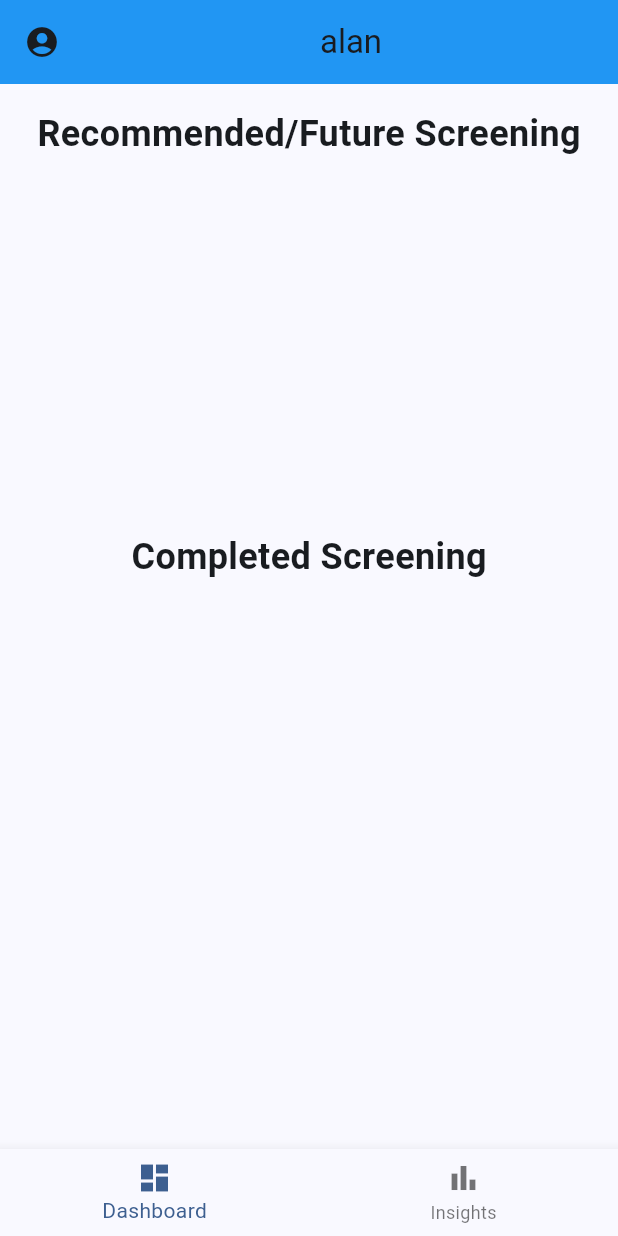
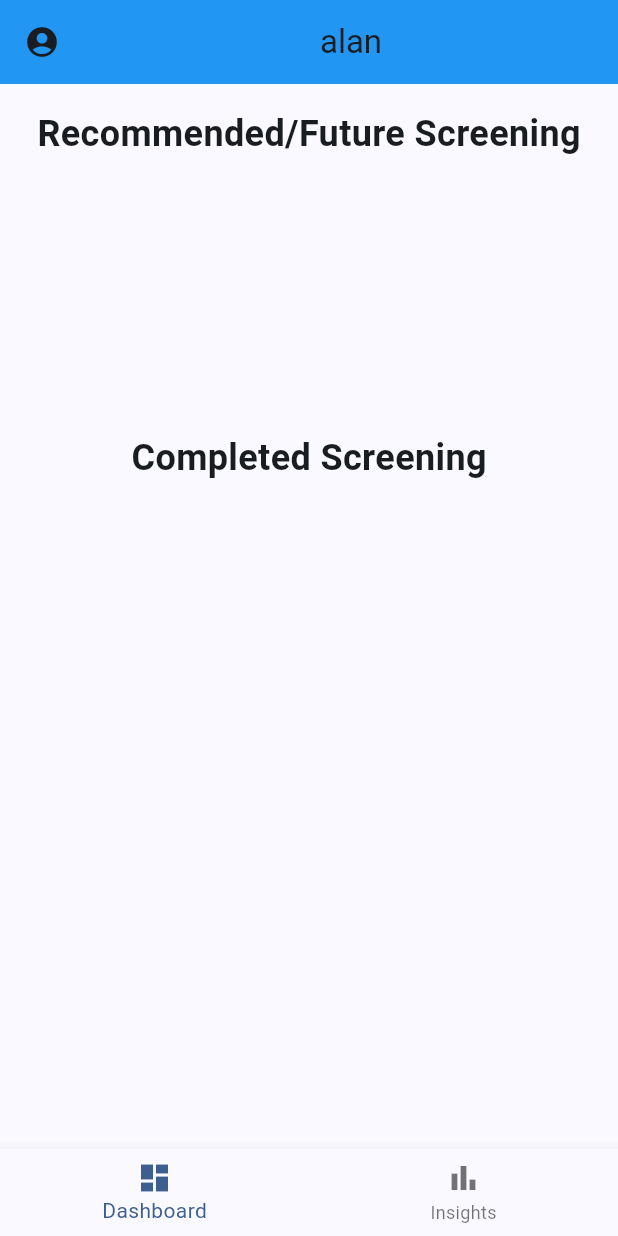
Before and after one commit to IsaacJ60/HealthScreen, a Flutter app: the DashboardUI screen opened by its route, on a phone screen of 412 x 824 dp. Run offline on Flutter 3.47's test engine with Material 2 defaults, Android fonts, the light colour scheme and no system bars; our stand-ins replace cloud_firestore, firebase_core, flutter_login; missing offline and left inert: flutter_survey, survey_kit; accounts and stored records are empty.

Commit message:
fixed questions, added name question, smallsized dashboard screening items

```diff
--- a/surveyapp/lib/dashboard_ui.dart
+++ b/surveyapp/lib/dashboard_ui.dart
@@ -72,7 +72,7 @@ class _DashboardUIState extends State<DashboardUI> {
             ),
             const SizedBox(height: 16),
             Container(
-              height: 200,
+              height: 150,
               child: ListView.builder(
                 scrollDirection: Axis.horizontal,
                 itemCount: ScreeningItemsData.futureItems.length,
@@ -80,12 +80,16 @@ class _DashboardUIState extends State<DashboardUI> {
                   final item = ScreeningItemsData.futureItems[index];
                   return Padding(
                     padding: const EdgeInsets.all(8.0),
+                    child: Container(
+                      width: 150, // Adjust the width to the desired size
+                      height: 100, // Adjust the height to the desired size
                       child: ScreeningItem(item: item!, username: username),
+                    ),
                   );
                 },
               ),
             ),
-            const SizedBox(height: 32),
+            const SizedBox(height: 16),
             const Text(
               'Completed Screening',
               style: TextStyle(
@@ -94,7 +98,8 @@ class _DashboardUIState extends State<DashboardUI> {
               ),
             ),
             SizedBox(height: 16),
-            ListView.builder(
+            Container(
+              child: ListView.builder(
                 shrinkWrap: true,
                 physics: const NeverScrollableScrollPhysics(),
                 itemCount: ScreeningItemsData.completedItems.length,
@@ -105,6 +110,7 @@ class _DashboardUIState extends State<DashboardUI> {
                     child: ScreeningItem(item: item!, username: username),
                   );
                 },
+              ),
             ),
           ],
         ),
```
Also changed, not shown: surveyapp/lib/initial_survey.dart (+7 -0 lines). Lines whose indentation alone changed are shown as unchanged.
